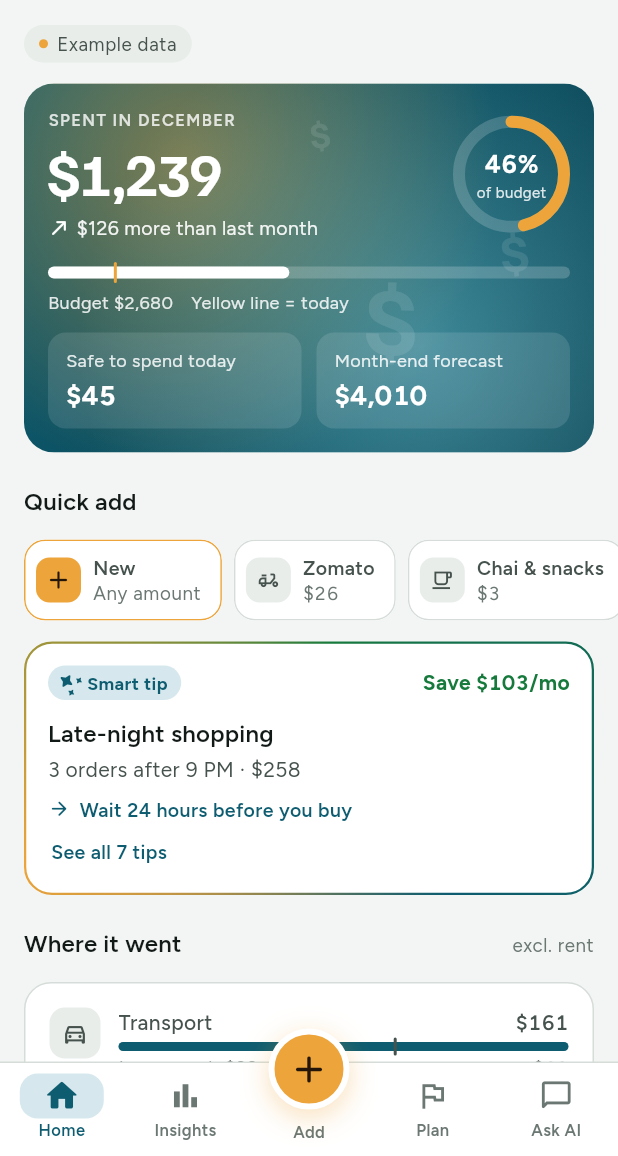
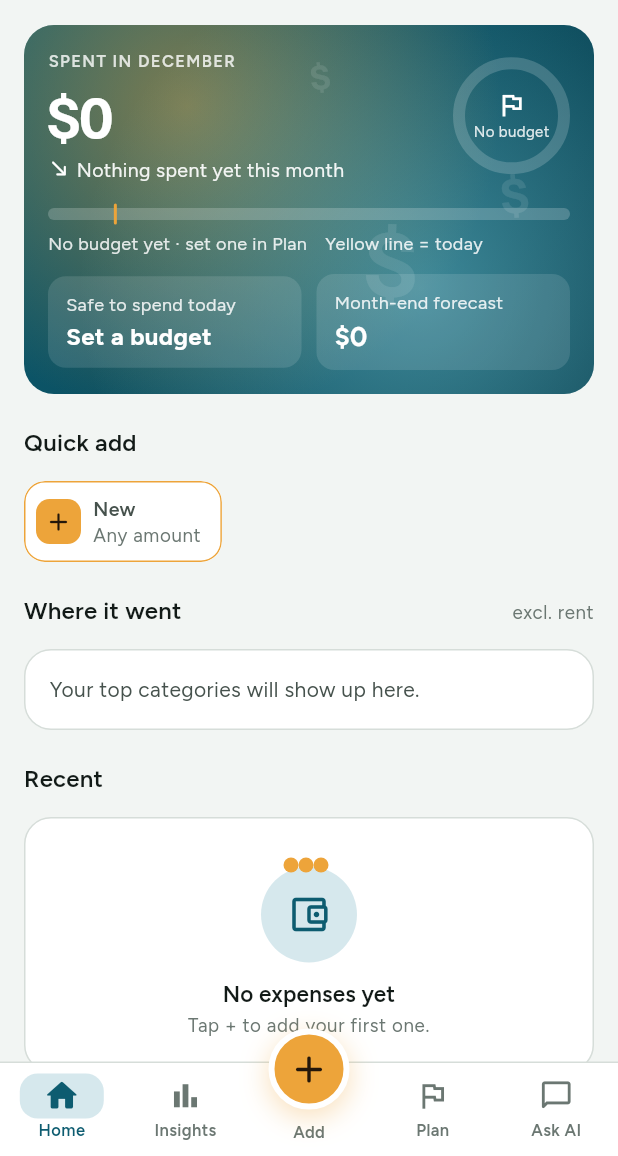
Before and after one commit to semwal28/kharcha, a Flutter app: the screen it shows after launch, on a phone screen of 412 x 824 dp, the part 80-1236 px from its top. Run offline on Flutter 3.47's test engine with Material 3 defaults, Android fonts, the phone set to English and light mode, and no system bars; drawn by our look-alikes of flutter_animate; our stand-ins replace flutter_riverpod, image_picker, local_auth, pdf, share_plus, shared_preferences and 1 more; missing offline and left inert: google_mlkit_text_recognition, home_widget; accounts and stored records are empty.

Commit message:
Start at 0: no budgets or example data on a new install (0.3.2)
- A new install and "Start fresh" leave every budget at 0. Example data
  (with its demo budgets) is only loaded from Settings.
- Home card shows "No budget yet" / "Set a budget" instead of 0 to spend;
  the home screen widget does the same.
- Suggested budgets skip categories with no spending last month, and the
  card hides when there is nothing to suggest.
- Plan tab only shows "Owed to you" and "Repeats monthly" when they have
  items.

Co-Authored-By: Claude Opus 5.5 <noreply@anthropic.com>
Claude-Session: https://claude.ai/code/session_013LyXJSd9631xxWf8AomZBo

```diff
--- a/lib/core/brand.dart
+++ b/lib/core/brand.dart
@@ -4,7 +4,7 @@ import '../ui/theme.dart';
 
 /// The product name, used everywhere the app names itself.
 const kAppName = 'Spendwell';
-const kAppVersion = '0.3.1';
+const kAppVersion = '0.3.2';
 const kTagline = 'Know where your money goes.';
 
 /// The app's logo: a rounded tile with a bold "S" and a small gold dot.
--- a/lib/services/home_widget_sync.dart
+++ b/lib/services/home_widget_sync.dart
@@ -11,7 +11,7 @@ abstract final class HomeWidgetSync {
 
   static Future<void> push(MonthSummary? s) async {
     if (!supported || s == null) return;
-    final safe = Money.fmt(s.safeToday);
+    final safe = s.totalBudget > 0 ? Money.fmt(s.safeToday) : 'Set a budget';
     final spent = 'Spent in ${s.monthName}: ${Money.fmt(s.spent)}';
     final pct = s.totalBudget > 0 ? '${(s.budgetUsed * 100).round()}% of budget used' : '';
     final key = '$safe|$spent|$pct';
--- a/lib/ui/home/home_screen.dart
+++ b/lib/ui/home/home_screen.dart
@@ -116,6 +116,7 @@ class _HeroCard extends StatelessWidget {
     final k = context.k;
     final diff = s.spent - s.prevSameTotal;
     final pct = (s.budgetUsed * 100).round();
+    final noBudget = s.totalBudget <= 0;
     final ink = TextStyle(color: k.heroInk, fontFamily: kBody);
     return AuroraBackground(
       child: Padding(
@@ -166,7 +167,15 @@ class _HeroCard extends StatelessWidget {
                   stroke: 8,
                   track: k.heroInk.withValues(alpha: .18),
                   color: s.budgetUsed > 1 ? k.bad : k.pop,
-                  child: Column(
+                  child: noBudget
+                      ? Column(
+                          mainAxisSize: MainAxisSize.min,
+                          children: [
+                            Icon(Icons.flag_outlined, size: 20, color: k.heroInk),
+                            Text('No budget', style: ink.copyWith(fontSize: 10, color: k.heroInk.withValues(alpha: .85))),
+                          ],
+                        )
+                      : Column(
                           mainAxisSize: MainAxisSize.min,
                           children: [
                             CountUp(
@@ -182,7 +191,9 @@ class _HeroCard extends StatelessWidget {
             ),
             const SizedBox(height: 14),
             Semantics(
-              label: '$pct% of budget used, ${(s.monthProgress * 100).round()}% of the month gone',
+              label: noBudget
+                  ? 'No budget set, ${(s.monthProgress * 100).round()}% of the month gone'
+                  : '$pct% of budget used, ${(s.monthProgress * 100).round()}% of the month gone',
               child: GrowBar(
                 fraction: s.budgetUsed,
                 color: k.heroInk,
@@ -197,7 +208,10 @@ class _HeroCard extends StatelessWidget {
               alignment: WrapAlignment.spaceBetween,
               spacing: 12,
               children: [
-                Text('Budget ${Money.fmt(s.totalBudget)}', style: ink.copyWith(fontSize: 12, color: k.heroInk.withValues(alpha: .85))),
+                Text(
+                  noBudget ? 'No budget yet · set one in Plan' : 'Budget ${Money.fmt(s.totalBudget)}',
+                  style: ink.copyWith(fontSize: 12, color: k.heroInk.withValues(alpha: .85)),
+                ),
                 Text('Yellow line = today', style: ink.copyWith(fontSize: 12, color: k.heroInk.withValues(alpha: .85))),
               ],
             ),
@@ -205,7 +219,7 @@ class _HeroCard extends StatelessWidget {
             Row(
               children: [
                 Expanded(
-                  child: _HeroStat(label: 'Safe to spend today', paise: s.safeToday),
+                  child: _HeroStat(label: 'Safe to spend today', paise: s.safeToday, text: noBudget ? 'Set a budget' : null),
                 ),
                 const SizedBox(width: 10),
                 Expanded(
@@ -221,9 +235,12 @@ class _HeroCard extends StatelessWidget {
 }
 
 class _HeroStat extends StatelessWidget {
-  const _HeroStat({required this.label, required this.paise});
+  const _HeroStat({required this.label, required this.paise, this.text});
   final String label;
   final double paise;
+
+  /// Shown instead of the amount, e.g. "Set a budget".
+  final String? text;
 
   @override
   Widget build(BuildContext context) {
@@ -241,6 +258,14 @@ class _HeroStat extends StatelessWidget {
             style: TextStyle(fontSize: 12, color: k.heroInk.withValues(alpha: .85)),
           ),
           const SizedBox(height: 2),
+          if (text != null)
+            Text(
+              text!,
+              maxLines: 1,
+              overflow: TextOverflow.ellipsis,
+              style: TextStyle(fontSize: 16, fontWeight: FontWeight.w700, color: k.heroInk),
+            )
+          else
             CountUp(
               value: paise,
               format: Money.fmt,
--- a/lib/ui/shell.dart
+++ b/lib/ui/shell.dart
@@ -503,7 +503,7 @@ class _SettingsSheetState extends ConsumerState<_SettingsSheet> {
                 caption: 'Clears the example data so you can add your own.',
                 onTap: () => _confirm(
                   title: 'Start fresh?',
-                  body: 'This removes all example expenses. Starter budgets stay, and you can change them.',
+                  body: 'This removes all example expenses, budgets and goals. Everything starts at 0.',
                   action: 'Start fresh',
                   run: repo.startFresh,
                   done: 'Ready for your own expenses',
--- a/pubspec.yaml
+++ b/pubspec.yaml
@@ -16,7 +16,7 @@ publish_to: 'none' # Remove this line if you wish to publish to pub.dev
 # https://developer.apple.com/library/archive/documentation/General/Reference/InfoPlistKeyReference/Articles/CoreFoundationKeys.html
 # In Windows, build-name is used as the major, minor, and patch parts
 # of the product and file versions while build-number is used as the build suffix.
-version: 0.3.1+4
+version: 0.3.2+5
 
 environment:
   sdk: ^3.13.7
```
Also changed, not shown: lib/data/local_repository.dart (+16 -11 lines), lib/domain/analysis.dart (+8 -7 lines), lib/ui/budgets/budgets_screen.dart (+5 -3 lines), 5 other files. Lines whose indentation alone changed are shown as unchanged.
